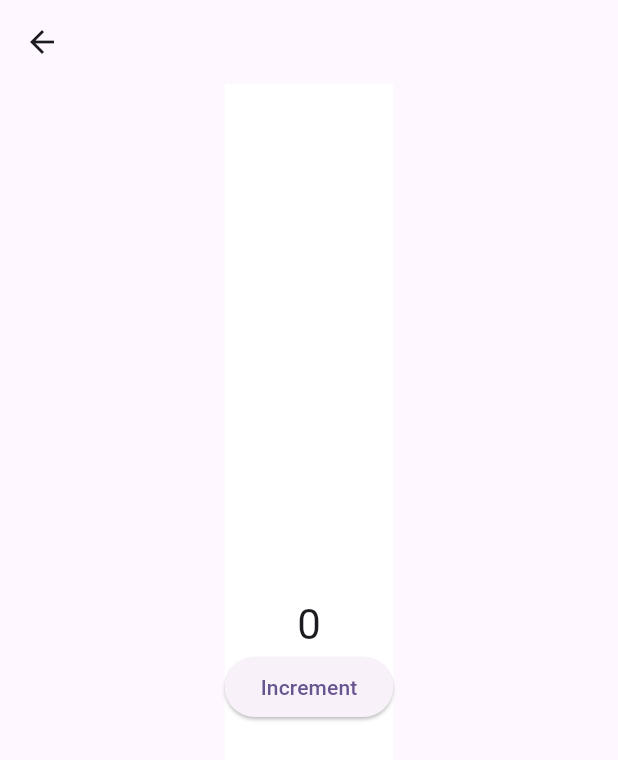
After one commit to OlehChornyi/animations_flutter, a Flutter app: the screen it shows after launch, after a tap on "Animated Switcher", on a phone screen of 412 x 824 dp. The commit adds this screen. Shown: the top 760 px of the screen. Run offline on Flutter 3.47's test engine with Material 3 defaults, Android fonts, the phone set to English and light mode, and no system bars.

Commit message:
11th: animated switcher

```diff
--- /dev/null
+++ b/lib/implicit_animations/11_animated_switcher.dart
@@ -0,0 +1,50 @@
+import 'package:flutter/material.dart';
+
+//ANIMATED SWITCHER
+
+class AnimatedSwitcherExample extends StatefulWidget {
+  const AnimatedSwitcherExample({super.key});
+
+  @override
+  State<AnimatedSwitcherExample> createState() => _AnimatedSwitcherExampleState();
+}
+
+class _AnimatedSwitcherExampleState extends State<AnimatedSwitcherExample> {
+  int _count = 0;
+
+  @override
+  Widget build(BuildContext context) {
+    return Scaffold(
+      appBar: AppBar(),
+      body: Center(
+        child: ColoredBox(
+          color: Colors.white,
+          child: Column(
+            mainAxisAlignment: MainAxisAlignment.center,
+            children: <Widget>[
+              AnimatedSwitcher(
+                duration: const Duration(milliseconds: 500),
+                transitionBuilder: (Widget child, Animation<double> animation) {
+                  return ScaleTransition(scale: animation, child: child);
+                },
+                child: Text(
+                  '$_count',
+                  key: ValueKey<int>(_count),
+                  style: Theme.of(context).textTheme.headlineMedium,
+                ),
+              ),
+              ElevatedButton(
+                child: const Text('Increment'),
+                onPressed: () {
+                  setState(() {
+                    _count += 1;
+                  });
+                },
+              ),
+            ],
+          ),
+        ),
+      ),
+    );
+  }
+}
--- a/lib/pages/my_home_page.dart
+++ b/lib/pages/my_home_page.dart
@@ -1,4 +1,5 @@
 import 'package:animations_flutter/implicit_animations/10_animated_size.dart';
+import 'package:animations_flutter/implicit_animations/11_animated_switcher.dart';
 import 'package:animations_flutter/implicit_animations/1_fade_in.dart';
 import 'package:animations_flutter/implicit_animations/2_shape_shifting.dart';
 import 'package:animations_flutter/implicit_animations/3_animated_align.dart';
@@ -83,6 +84,11 @@ class _MyHomePageState extends State<MyHomePage> {
                   () => navigator(context, const AnimatedSizeExample()),
               child: Text('Animated Size'),
             ),
+            ElevatedButton(
+              onPressed:
+                  () => navigator(context, const AnimatedSwitcherExample()),
+              child: Text('Animated Switcher'),
+            ),
           ],
         ),
       ),
```
